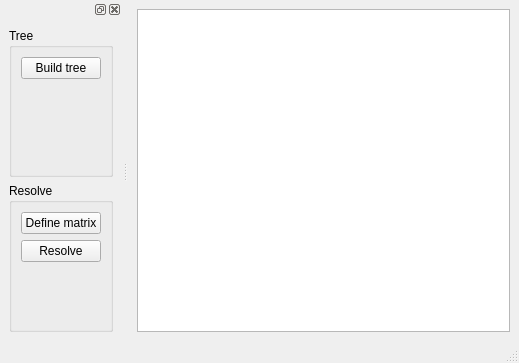
This is view/mainwindow.ui in prShadoko/The-Monkey-God as Qt 5 draws it before an edit. The edited form follows.
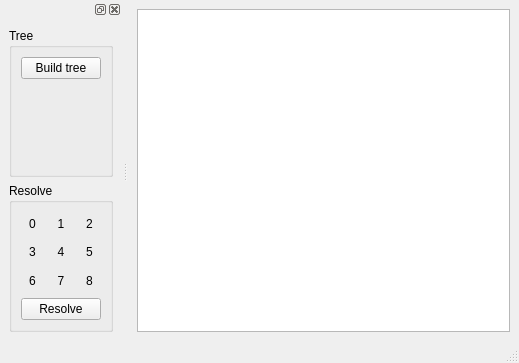
This is the edited form.

Diff of the .ui file:
```diff
--- a/view/mainwindow.ui
+++ b/view/mainwindow.ui
@@ -79,21 +79,131 @@
        <property name="title">
         <string>Resolve</string>
        </property>
-       <layout class="QFormLayout" name="formLayout_2">
-        <item row="1" column="0" colspan="2">
-         <widget class="QPushButton" name="pushButton_defineMatrix">
+       <layout class="QGridLayout" name="gridLayout">
+        <item row="0" column="0">
+         <widget class="QLabel" name="label_cell0">
+          <property name="cursor">
+           <cursorShape>OpenHandCursor</cursorShape>
+          </property>
           <property name="text">
-           <string>Define matrix</string>
+           <string>0</string>
           </property>
+          <property name="alignment">
+           <set>Qt::AlignCenter</set>
+          </property>
          </widget>
         </item>
-        <item row="2" column="0" colspan="2">
+        <item row="0" column="1">
+         <widget class="QLabel" name="label_cell1">
+          <property name="cursor">
+           <cursorShape>OpenHandCursor</cursorShape>
+          </property>
+          <property name="text">
+           <string>1</string>
+          </property>
+          <property name="alignment">
+           <set>Qt::AlignCenter</set>
+          </property>
+         </widget>
+        </item>
+        <item row="0" column="2">
+         <widget class="QLabel" name="label_cell2">
+          <property name="cursor">
+           <cursorShape>OpenHandCursor</cursorShape>
+          </property>
+          <property name="text">
+           <string>2</string>
+          </property>
+          <property name="alignment">
+           <set>Qt::AlignCenter</set>
+          </property>
+         </widget>
+        </item>
+        <item row="4" column="0" colspan="3">
          <widget class="QPushButton" name="pushButton_resolve">
           <property name="text">
            <string>Resolve</string>
           </property>
          </widget>
         </item>
+        <item row="2" column="0">
+         <widget class="QLabel" name="label_cell6">
+          <property name="cursor">
+           <cursorShape>OpenHandCursor</cursorShape>
+          </property>
+          <property name="text">
+           <string>6</string>
+          </property>
+          <property name="alignment">
+           <set>Qt::AlignCenter</set>
+          </property>
+         </widget>
+        </item>
+        <item row="1" column="2">
+         <widget class="QLabel" name="label_cell5">
+          <property name="cursor">
+           <cursorShape>OpenHandCursor</cursorShape>
+          </property>
+          <property name="text">
+           <string>5</string>
+          </property>
+          <property name="alignment">
+           <set>Qt::AlignCenter</set>
+          </property>
+         </widget>
+        </item>
+        <item row="1" column="1">
+         <widget class="QLabel" name="label_cell4">
+          <property name="cursor">
+           <cursorShape>OpenHandCursor</cursorShape>
+          </property>
+          <property name="text">
+           <string>4</string>
+          </property>
+          <property name="alignment">
+           <set>Qt::AlignCenter</set>
+          </property>
+         </widget>
+        </item>
+        <item row="1" column="0">
+         <widget class="QLabel" name="label_cell3">
+          <property name="cursor">
+           <cursorShape>OpenHandCursor</cursorShape>
+          </property>
+          <property name="text">
+           <string>3</string>
+          </property>
+          <property name="alignment">
+           <set>Qt::AlignCenter</set>
+          </property>
+         </widget>
+        </item>
+        <item row="2" column="2">
+         <widget class="QLabel" name="label_cell8">
+          <property name="cursor">
+           <cursorShape>OpenHandCursor</cursorShape>
+          </property>
+          <property name="text">
+           <string>8</string>
+          </property>
+          <property name="alignment">
+           <set>Qt::AlignCenter</set>
+          </property>
+         </widget>
+        </item>
+        <item row="2" column="1">
+         <widget class="QLabel" name="label_cell7">
+          <property name="cursor">
+           <cursorShape>OpenHandCursor</cursorShape>
+          </property>
+          <property name="text">
+           <string>7</string>
+          </property>
+          <property name="alignment">
+           <set>Qt::AlignCenter</set>
+          </property>
+         </widget>
+        </item>
        </layout>
       </widget>
      </item>
```
